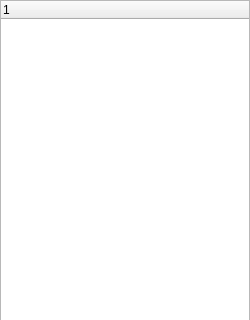
Qt form src/home/MyLeftBar.ui (jingjing1989/YouYoQt) before a commit; both pictures show x 0 to 250 and y 0 to 320 of the 250 by 493 pixel window.
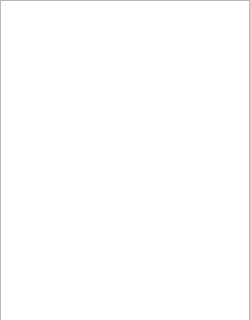
The same form after that commit.

What changed in the file:
```diff
--- a/src/home/MyLeftBar.ui
+++ b/src/home/MyLeftBar.ui
@@ -40,6 +40,15 @@
      <property name="horizontalScrollBarPolicy">
       <enum>Qt::ScrollBarAlwaysOff</enum>
      </property>
+     <property name="headerHidden">
+      <bool>true</bool>
+     </property>
+     <property name="expandsOnDoubleClick">
+      <bool>true</bool>
+     </property>
+     <attribute name="headerMinimumSectionSize">
+      <number>2</number>
+     </attribute>
      <column>
       <property name="text">
        <string notr="true">1</string>
```
